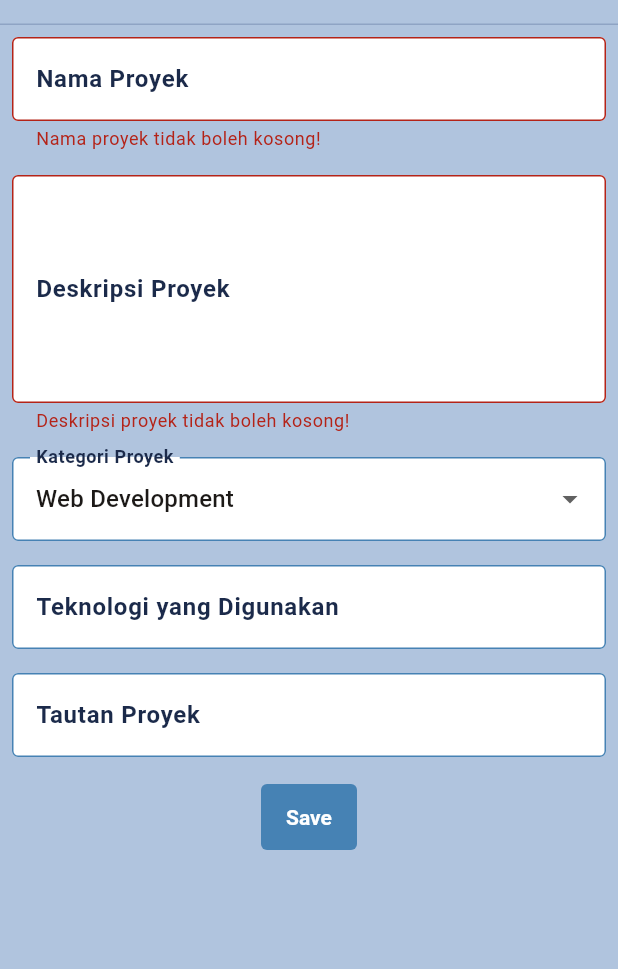
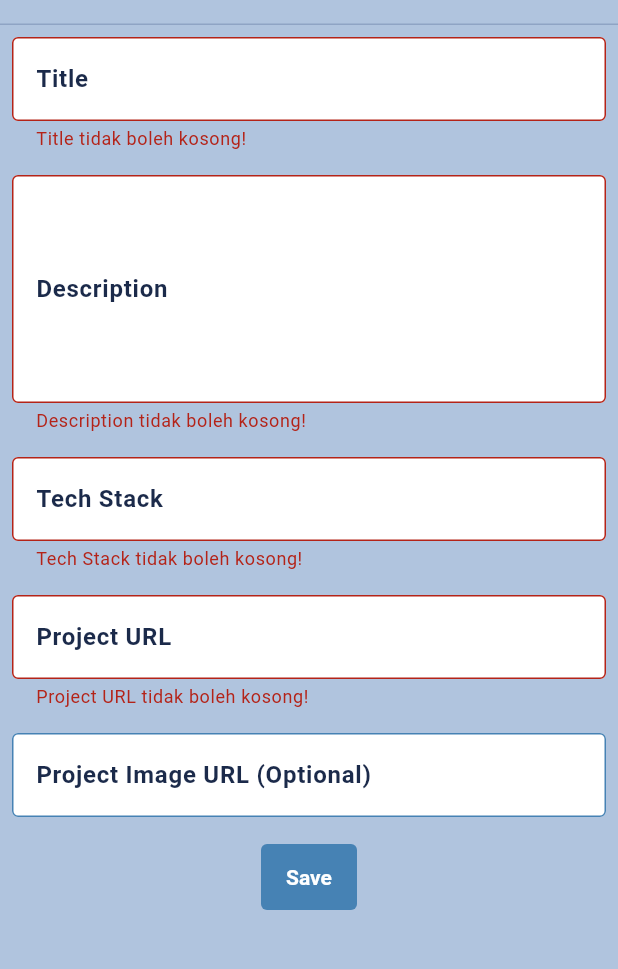
Before and after one commit to dzakwanversipacil/myportofolio_mobile, a Flutter app: the ProjectFormPage screen opened by its route, after a tap on "Save", on a phone screen of 412 x 824 dp, the part 59-1028 px from its top. Run offline on Flutter 3.47's test engine with Material 3 defaults, Android fonts, the phone set to English and light mode, and no system bars; our stand-ins replace material_ui; generated files the repository leaves out were written again.

Commit message:
feat: post project form to api with token auth

```diff
--- a/lib/screens/project_form.dart
+++ b/lib/screens/project_form.dart
@@ -1,5 +1,11 @@
 import 'package:material_ui/material_ui.dart';
+import 'package:myportofolio_mobile/models/project.dart';
+import 'package:myportofolio_mobile/services/api_client.dart';
+import 'package:myportofolio_mobile/services/auth_state.dart';
+import 'package:myportofolio_mobile/utils/form_validation.dart';
+import 'package:myportofolio_mobile/widgets/auth_guard.dart';
 import 'package:myportofolio_mobile/widgets/left_drawer.dart';
+import 'package:provider/provider.dart';
 
 class ProjectFormPage extends StatefulWidget {
   const ProjectFormPage({super.key});
@@ -11,19 +17,91 @@ class ProjectFormPage extends StatefulWidget {
 class _ProjectFormPageState extends State<ProjectFormPage> {
   final _formKey = GlobalKey<FormState>();
 
-  String _projectName = "";
+  String _title = "";
   String _description = "";
-  String _category = "Web Development"; // default
-  String _technologies = "";
-  String _projectLink = "";
+  String _techStack = "";
+  String _projectUrl = "";
+  String _projectImageUrl = "";
 
-  final List<String> _categories = [
-    'Web Development',
-    'Mobile Development',
-    'Machine Learning',
-    'Data Science',
-    'Other',
-  ];
+  Future<void> _submit() async {
+    if (!_formKey.currentState!.validate()) return;
+
+    final loggedIn = await ensureLoggedIn(context);
+    if (!loggedIn || !mounted) return;
+
+    final authState = context.read<AuthState>();
+    final token = authState.token;
+    if (token == null) return;
+
+    final newProject = Project(
+      title: _title.trim(),
+      description: _description.trim(),
+      techStack: _techStack.trim(),
+      projectUrl: _projectUrl.trim(),
+      projectImageUrl: _projectImageUrl.trim(),
+    );
+
+    try {
+      final created = await context.read<ApiClient>().createProject(
+        newProject,
+        token: token,
+      );
+      if (!mounted) return;
+      await showDialog(
+        context: context,
+        builder: (context) {
+          return AlertDialog(
+            title: const Text('Proyek berhasil ditambahkan!'),
+            content: SingleChildScrollView(
+              child: Column(
+                crossAxisAlignment: CrossAxisAlignment.start,
+                children: [
+                  Text('Title: ${created.title}'),
+                  Text('Description: ${created.description}'),
+                  Text('Tech Stack: ${created.techStack}'),
+                  Text('Project URL: ${created.projectUrl}'),
+                  Text('Project Image URL: ${created.projectImageUrl}'),
+                ],
+              ),
+            ),
+            actions: [
+              TextButton(
+                child: const Text('OK'),
+                onPressed: () => Navigator.pop(context),
+              ),
+            ],
+          );
+        },
+      );
+      _formKey.currentState?.reset();
+    } on ApiException catch (e) {
+      if (!mounted) return;
+      if (e.statusCode == 401) {
+        await authState.logout();
+        if (!mounted) return;
+        ScaffoldMessenger.of(context).showSnackBar(
+          const SnackBar(content: Text('Sesi berakhir. Silakan login ulang.')),
+        );
+        await ensureLoggedIn(context);
+        return;
+      }
+      ScaffoldMessenger.of(context).showSnackBar(
+        SnackBar(content: Text('Gagal menyimpan proyek (${e.statusCode}).')),
+      );
+    }
+  }
+
+  String? _validateProjectUrl(String? value) {
+    final text = value?.trim() ?? '';
+    if (text.isEmpty) return "Project URL tidak boleh kosong!";
+    final uri = Uri.tryParse(text);
+    if (uri == null ||
+        !uri.hasAuthority ||
+        (uri.scheme != 'http' && uri.scheme != 'https')) {
+      return "Project URL harus berupa alamat HTTP atau HTTPS yang valid.";
+    }
+    return null;
+  }
 
   @override
   Widget build(BuildContext context) {
@@ -36,22 +114,22 @@ class _ProjectFormPageState extends State<ProjectFormPage> {
           child: Column(
             crossAxisAlignment: CrossAxisAlignment.start,
             children: [
-              // === Project Name ===
+              // === Title ===
               Padding(
                 padding: const EdgeInsets.all(8.0),
                 child: TextFormField(
                   decoration: InputDecoration(
-                    hintText: "Nama Proyek",
-                    labelText: "Nama Proyek",
+                    hintText: "Title",
+                    labelText: "Title",
                   ),
                   onChanged: (String? value) {
                     setState(() {
-                      _projectName = value!;
+                      _title = value!;
                     });
                   },
                   validator: (String? value) {
                     if (value == null || value.trim().isEmpty) {
-                      return "Nama proyek tidak boleh kosong!";
+                      return "Title tidak boleh kosong!";
                     }
                     return null;
                   },
@@ -64,8 +142,8 @@ class _ProjectFormPageState extends State<ProjectFormPage> {
                 child: TextFormField(
                   maxLines: 5,
                   decoration: InputDecoration(
-                    hintText: "Deskripsi Proyek",
-                    labelText: "Deskripsi Proyek",
+                    hintText: "Description",
+                    labelText: "Description",
                   ),
                   onChanged: (String? value) {
                     setState(() {
@@ -74,64 +152,68 @@ class _ProjectFormPageState extends State<ProjectFormPage> {
                   },
                   validator: (String? value) {
                     if (value == null || value.trim().isEmpty) {
-                      return "Deskripsi proyek tidak boleh kosong!";
+                      return "Description tidak boleh kosong!";
                     }
                     return null;
                   },
                 ),
               ),
 
-              // === Category ===
-              Padding(
-                padding: const EdgeInsets.all(8.0),
-                child: DropdownButtonFormField<String>(
-                  decoration: InputDecoration(labelText: "Kategori Proyek"),
-                  initialValue: _category,
-                  items: _categories
-                      .map(
-                        (category) => DropdownMenuItem(
-                          value: category,
-                          child: Text(category),
-                        ),
-                      )
-                      .toList(),
-                  onChanged: (String? newValue) {
-                    setState(() {
-                      _category = newValue!;
-                    });
-                  },
-                ),
-              ),
-
-              // === Technologies ===
+              // === Tech Stack ===
               Padding(
                 padding: const EdgeInsets.all(8.0),
                 child: TextFormField(
                   decoration: InputDecoration(
                     hintText: "Contoh: Flutter, Django, Figma",
-                    labelText: "Teknologi yang Digunakan",
+                    labelText: "Tech Stack",
                   ),
                   onChanged: (String? value) {
                     setState(() {
-                      _technologies = value!;
+                      _techStack = value!;
                     });
+                  },
+                  validator: (String? value) {
+                    if (value == null || value.trim().isEmpty) {
+                      return "Tech Stack tidak boleh kosong!";
+                    }
+                    return null;
                   },
                 ),
               ),
 
-              // === Project Link ===
+              // === Project URL ===
               Padding(
                 padding: const EdgeInsets.all(8.0),
                 child: TextFormField(
+                  keyboardType: TextInputType.url,
                   decoration: InputDecoration(
-                    hintText: "URL Proyek (opsional)",
-                    labelText: "Tautan Proyek",
+                    hintText: "https://example.com",
+                    labelText: "Project URL",
                   ),
                   onChanged: (String? value) {
                     setState(() {
-                      _projectLink = value!;
+                      _projectUrl = value!;
                     });
                   },
+                  validator: _validateProjectUrl,
+                ),
+              ),
+
+              // === Project Image URL ===
+              Padding(
+                padding: const EdgeInsets.all(8.0),
+                child: TextFormField(
+                  keyboardType: TextInputType.url,
+                  decoration: InputDecoration(
+                    hintText: "https://example.com/image.png",
+                    labelText: "Project Image URL (Optional)",
+                  ),
+                  onChanged: (String? value) {
+                    setState(() {
+                      _projectImageUrl = value!;
+                    });
+                  },
+                  validator: validateOptionalHttpUrl,
                 ),
               ),
 
@@ -141,39 +223,7 @@ class _ProjectFormPageState extends State<ProjectFormPage> {
                 child: Padding(
                   padding: const EdgeInsets.all(8.0),
                   child: ElevatedButton(
-                    onPressed: () {
-                      if (_formKey.currentState!.validate()) {
-                        showDialog(
-                          context: context,
-                          builder: (context) {
-                            return AlertDialog(
-                              title: const Text('Proyek berhasil ditambahkan!'),
-                              content: SingleChildScrollView(
-                                child: Column(
-                                  crossAxisAlignment: CrossAxisAlignment.start,
-                                  children: [
-                                    Text('Nama Proyek: $_projectName'),
-                                    Text('Deskripsi: $_description'),
-                                    Text('Kategori: $_category'),
-                                    Text('Teknologi: $_technologies'),
-                                    Text('Tautan: $_projectLink'),
-                                  ],
-                                ),
-                              ),
-                              actions: [
-                                TextButton(
-                                  child: const Text('OK'),
-                                  onPressed: () {
-                                    Navigator.pop(context);
-                                    _formKey.currentState!.reset();
-                                  },
-                                ),
-                              ],
-                            );
-                          },
-                        );
-                      }
-                    },
+                    onPressed: _submit,
                     child: const Text("Save"),
                   ),
                 ),
```
